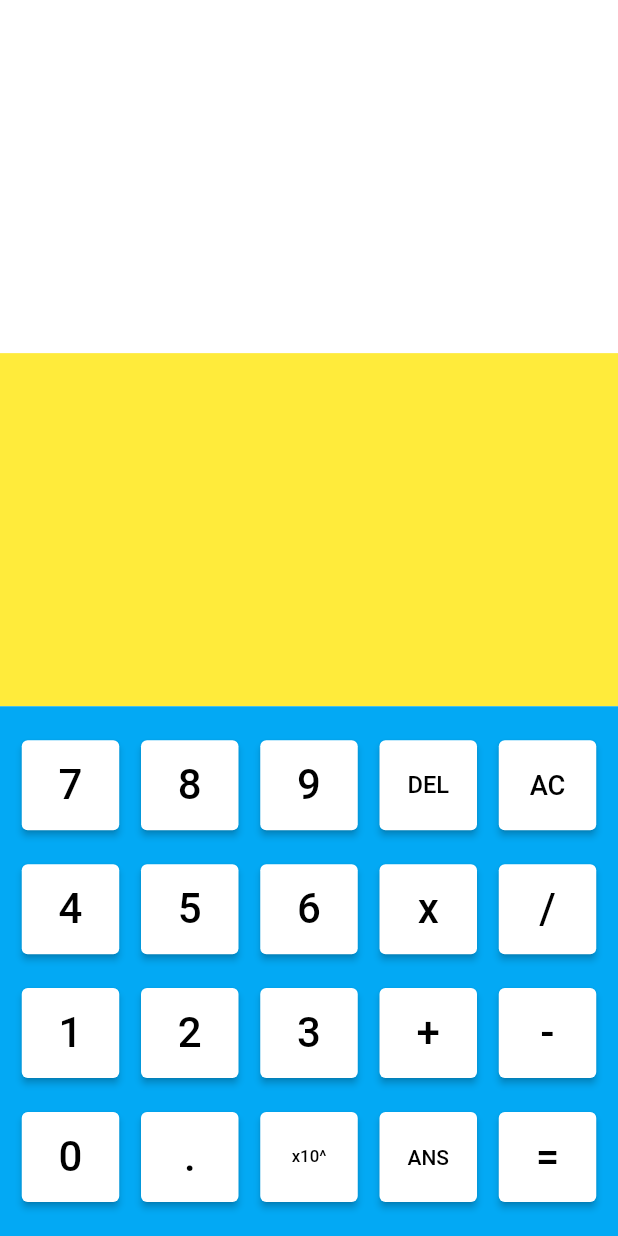
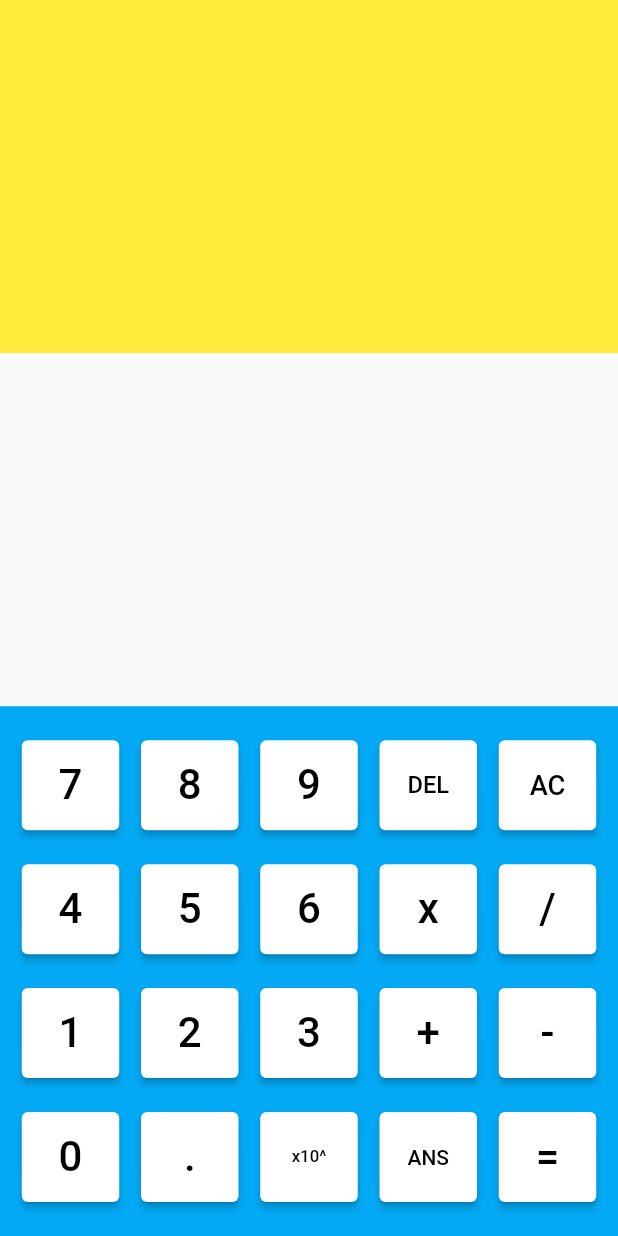
Before and after one commit to ararajs/scientific_calc, a Flutter app: the screen it shows after launch, on a phone screen of 412 x 824 dp. Run offline on Flutter 3.47's test engine with Material 2 defaults, Android fonts, the phone set to English and light mode, and no system bars.

Commit message:
page scroll

```diff
--- a/lib/main.dart
+++ b/lib/main.dart
@@ -28,16 +28,29 @@ class _HomePageState extends State<HomePage> {
           Expanded(
             flex: 2,
             child: Container(
-              color: Colors.white,
+              color: Colors.yellow,
             ),
           ),
 
           Expanded(
             flex: 2,
             child: Container(
-              color: Colors.yellow,
+                  child: PageView(
+                    children: [
+                      Column(
+
+
+                      ),
+
+                      Column(
+
+
+                      )
+                    ],
+                  ),
             ),
           ),
+
           Expanded(
             flex: 3,
             child: Container(
```
Also changed, not shown: pubspec.lock.
